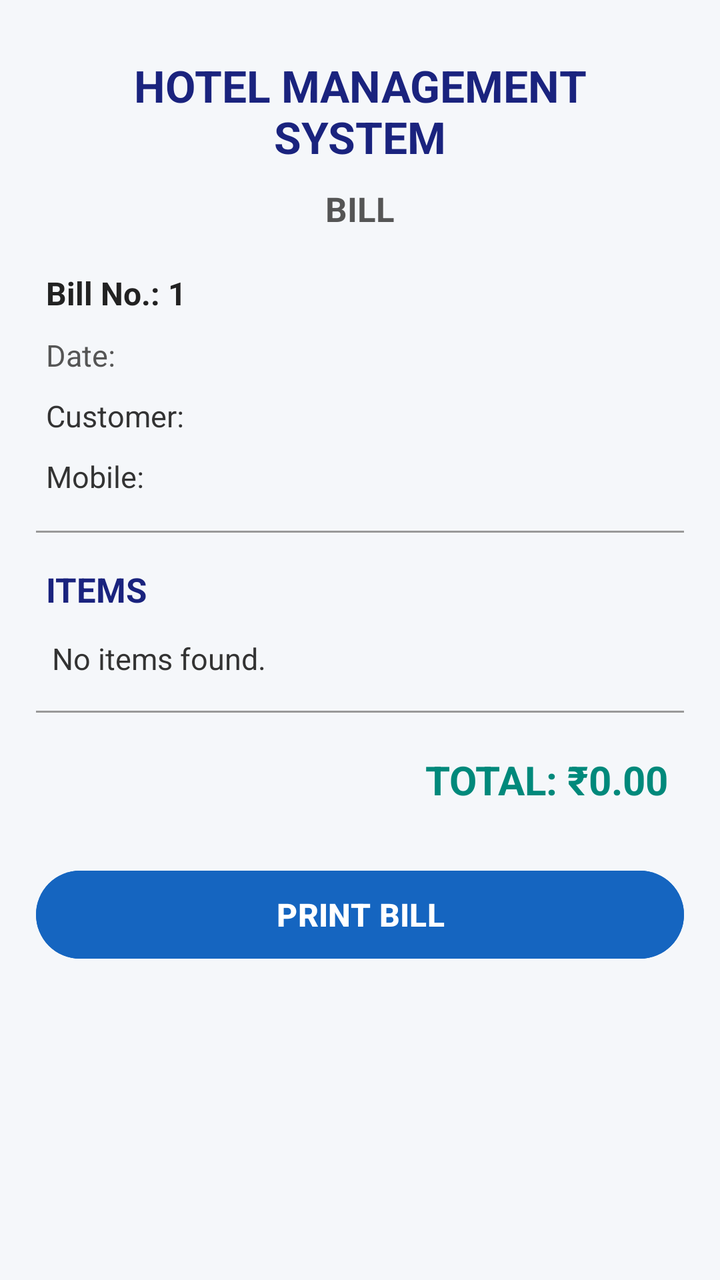
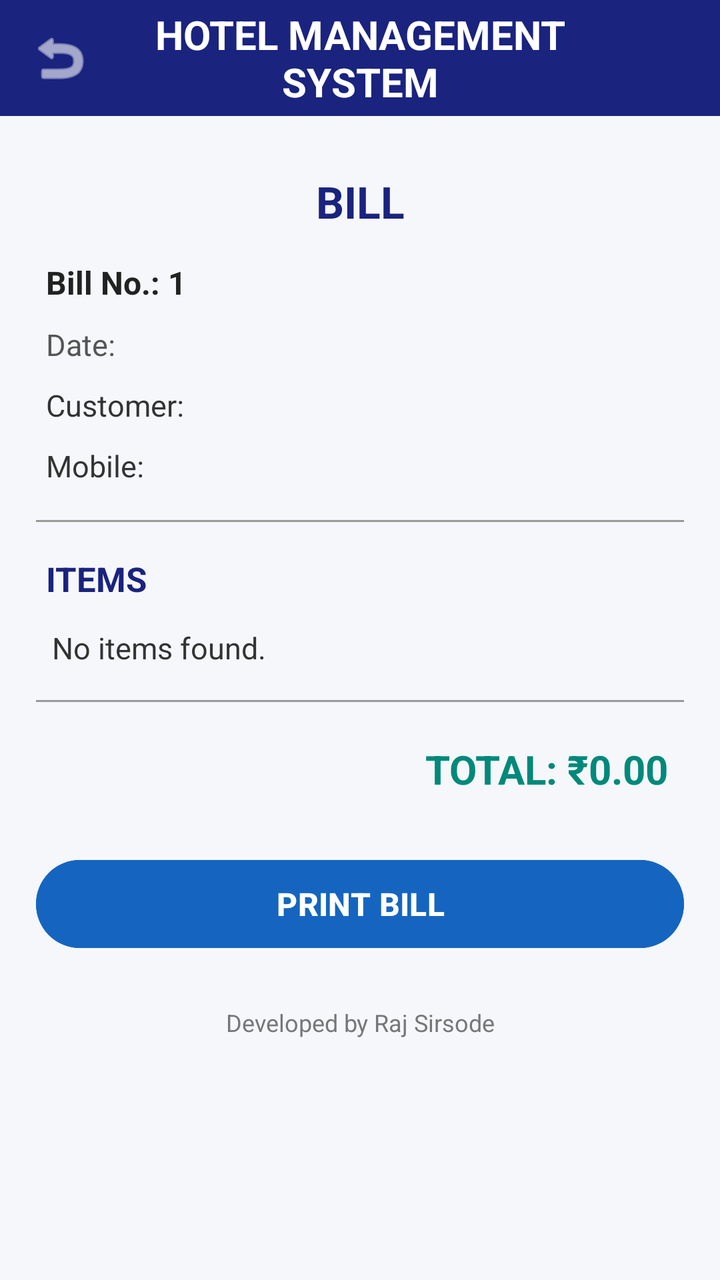

The first picture is an Android layout as it rendered before a commit; the second is the same layout after the commit. The layout source and the unified diff follow.
<!-- AndroidManifest.xml: application theme Theme.HotelManagementSystem -->
<!-- res/layout/activity_bill_details.xml -->
<?xml version="1.0" encoding="utf-8"?>
<ScrollView
    xmlns:android="http://schemas.android.com/apk/res/android"
    android:layout_width="match_parent"
    android:layout_height="match_parent"
    android:background="#F5F7FA">

    <LinearLayout
        android:layout_width="match_parent"
        android:layout_height="wrap_content"
        android:orientation="vertical"
        android:padding="18dp">


        

        <TextView
            android:layout_width="match_parent"
            android:layout_height="wrap_content"
            android:text="HOTEL MANAGEMENT SYSTEM"
            android:textColor="#1A237E"
            android:textSize="22sp"
            android:textStyle="bold"
            android:gravity="center"
            android:padding="10dp" />


        <TextView
            android:layout_width="match_parent"
            android:layout_height="wrap_content"
            android:text="BILL"
            android:textColor="#555555"
            android:textSize="17sp"
            android:textStyle="bold"
            android:gravity="center"
            android:paddingBottom="15dp" />


        

        <TextView
            android:id="@+id/tvBillNo"
            android:layout_width="match_parent"
            android:layout_height="wrap_content"
            android:text="Bill No.: 1"
            android:textSize="16sp"
            android:textStyle="bold"
            android:textColor="#222222"
            android:padding="5dp" />


        

        <TextView
            android:id="@+id/tvBillDate"
            android:layout_width="match_parent"
            android:layout_height="wrap_content"
            android:text="Date:"
            android:textSize="15sp"
            android:textColor="#555555"
            android:padding="5dp" />


        

        <TextView
            android:id="@+id/tvCustomerName"
            android:layout_width="match_parent"
            android:layout_height="wrap_content"
            android:text="Customer:"
            android:textSize="15sp"
            android:textColor="#333333"
            android:padding="5dp" />


        

        <TextView
            android:id="@+id/tvMobileNo"
            android:layout_width="match_parent"
            android:layout_height="wrap_content"
            android:text="Mobile:"
            android:textSize="15sp"
            android:textColor="#333333"
            android:padding="5dp" />


        

        <View
            android:layout_width="match_parent"
            android:layout_height="1dp"
            android:background="#999999"
            android:layout_marginTop="12dp"
            android:layout_marginBottom="12dp" />


        

        <TextView
            android:layout_width="match_parent"
            android:layout_height="wrap_content"
            android:text="ITEMS"
            android:textSize="17sp"
            android:textStyle="bold"
            android:textColor="#1A237E"
            android:padding="5dp" />


        

        <TextView
            android:id="@+id/tvBillItems"
            android:layout_width="match_parent"
            android:layout_height="wrap_content"
            android:text="No items found."
            android:textSize="15sp"
            android:textColor="#333333"
            android:padding="8dp" />


        

        <View
            android:layout_width="match_parent"
            android:layout_height="1dp"
            android:background="#999999"
            android:layout_marginTop="8dp"
            android:layout_marginBottom="12dp" />


        

        <TextView
            android:id="@+id/tvBillTotal"
            android:layout_width="match_parent"
            android:layout_height="wrap_content"
            android:text="TOTAL: ₹0.00"
            android:textSize="20sp"
            android:textStyle="bold"
            android:textColor="#00897B"
            android:gravity="end"
            android:padding="8dp" />


        

        <Button
            android:id="@+id/btnPrintBill"
            android:layout_width="match_parent"
            android:layout_height="52dp"
            android:text="PRINT BILL"
            android:textSize="16sp"
            android:textStyle="bold"
            android:textColor="#FFFFFF"
            android:backgroundTint="#1565C0"
            android:layout_marginTop="20dp" />

    </LinearLayout>

</ScrollView>
<!-- resources referenced by this layout -->
<resources>
  <style name="Theme.HotelManagementSystem" parent="Base.Theme.HotelManagementSystem" />
  <style name="Base.Theme.HotelManagementSystem" parent="Theme.Material3.DayNight.NoActionBar">
          
          
      </style>
</resources>

<!-- the commit's change to res/layout/activity_bill_details.xml (unified diff, before → after) -->
@@ -1,161 +1,223 @@
 <?xml version="1.0" encoding="utf-8"?>
-<ScrollView
+<androidx.constraintlayout.widget.ConstraintLayout
     xmlns:android="http://schemas.android.com/apk/res/android"
+    xmlns:app="http://schemas.android.com/apk/res-auto"
     android:layout_width="match_parent"
     android:layout_height="match_parent"
     android:background="#F5F7FA">
 
+
+    
+
     <LinearLayout
-        android:layout_width="match_parent"
-        android:layout_height="wrap_content"
-        android:orientation="vertical"
-        android:padding="18dp">
-
+        android:id="@+id/billDetailsToolbar"
+        android:layout_width="0dp"
+        android:layout_height="58dp"
+        android:orientation="horizontal"
+        android:gravity="center_vertical"
+        android:background="#1A237E"
+        app:layout_constraintTop_toTopOf="parent"
+        app:layout_constraintStart_toStartOf="parent"
+        app:layout_constraintEnd_toEndOf="parent">
 
         
 
+        <androidx.appcompat.widget.AppCompatImageButton
+            android:id="@+id/btnBack"
+            android:layout_width="52dp"
+            android:layout_height="52dp"
+            android:layout_marginStart="4dp"
+            android:background="?attr/selectableItemBackgroundBorderless"
+            android:src="@android:drawable/ic_menu_revert"
+            android:tint="#FFFFFF"
+            android:contentDescription="Back" />
+
+
+        
+
         <TextView
+            android:layout_width="0dp"
+            android:layout_height="match_parent"
+            android:layout_weight="1"
+            android:gravity="center"
+            android:text="HOTEL MANAGEMENT SYSTEM"
+            android:textColor="#FFFFFF"
+            android:textSize="20sp"
+            android:textStyle="bold" />
+
+
+        
+
+        <View
+            android:layout_width="56dp"
+            android:layout_height="match_parent" />
+
+    </LinearLayout>
+
+
+    
+
+    <ScrollView
+        android:layout_width="0dp"
+        android:layout_height="0dp"
+        android:fillViewport="true"
+        android:clipToPadding="false"
+        app:layout_constraintTop_toBottomOf="@id/billDetailsToolbar"
+        app:layout_constraintBottom_toBottomOf="parent"
+        app:layout_constraintStart_toStartOf="parent"
+        app:layout_constraintEnd_toEndOf="parent">
+
+
+        <LinearLayout
             android:layout_width="match_parent"
             android:layout_height="wrap_content"
-            android:text="HOTEL MANAGEMENT SYSTEM"
-            android:textColor="#1A237E"
-            android:textSize="22sp"
-            android:textStyle="bold"
-            android:gravity="center"
-            android:padding="10dp" />
-
-
-        <TextView
-            android:layout_width="match_parent"
-            android:layout_height="wrap_content"
-            android:text="BILL"
-            android:textColor="#555555"
-            android:textSize="17sp"
-            android:textStyle="bold"
-            android:gravity="center"
-            android:paddingBottom="15dp" />
-
-
-        
-
-        <TextView
-            android:id="@+id/tvBillNo"
-            android:layout_width="match_parent"
-            android:layout_height="wrap_content"
-            android:text="Bill No.: 1"
-            android:textSize="16sp"
-            android:textStyle="bold"
-            android:textColor="#222222"
-            android:padding="5dp" />
-
-
-        
-
-        <TextView
-            android:id="@+id/tvBillDate"
-            android:layout_width="match_parent"
-            android:layout_height="wrap_content"
-            android:text="Date:"
-            android:textSize="15sp"
-            android:textColor="#555555"
-            android:padding="5dp" />
-
-
-        
-
-        <TextView
-            android:id="@+id/tvCustomerName"
-            android:layout_width="match_parent"
-            android:layout_height="wrap_content"
-            android:text="Customer:"
-            android:textSize="15sp"
-            android:textColor="#333333"
-            android:padding="5dp" />
-
-
-        
-
-        <TextView
-            android:id="@+id/tvMobileNo"
-            android:layout_width="match_parent"
-            android:layout_height="wrap_content"
-            android:text="Mobile:"
-            android:textSize="15sp"
-            android:textColor="#333333"
-            android:padding="5dp" />
-
-
-        
-
-        <View
-            android:layout_width="match_parent"
-            android:layout_height="1dp"
-            android:background="#999999"
-            android:layout_marginTop="12dp"
-            android:layout_marginBottom="12dp" />
-
-
-        
-
-        <TextView
-            android:layout_width="match_parent"
-            android:layout_height="wrap_content"
-            android:text="ITEMS"
-            android:textSize="17sp"
-            android:textStyle="bold"
-            android:textColor="#1A237E"
-            android:padding="5dp" />
-
-
-        
-
-        <TextView
-            android:id="@+id/tvBillItems"
-            android:layout_width="match_parent"
-            android:layout_height="wrap_content"
-            android:text="No items found."
-            android:textSize="15sp"
-            android:textColor="#333333"
-            android:padding="8dp" />
-
-
-        
-
-        <View
-            android:layout_width="match_parent"
-            android:layout_height="1dp"
-            android:background="#999999"
-            android:layout_marginTop="8dp"
-            android:layout_marginBottom="12dp" />
-
-
-        
-
-        <TextView
-            android:id="@+id/tvBillTotal"
-            android:layout_width="match_parent"
-            android:layout_height="wrap_content"
-            android:text="TOTAL: ₹0.00"
-            android:textSize="20sp"
-            android:textStyle="bold"
-            android:textColor="#00897B"
-            android:gravity="end"
-            android:padding="8dp" />
-
-
-        
-
-        <Button
-            android:id="@+id/btnPrintBill"
-            android:layout_width="match_parent"
-            android:layout_height="52dp"
-            android:text="PRINT BILL"
-            android:textSize="16sp"
-            android:textStyle="bold"
-            android:textColor="#FFFFFF"
-            android:backgroundTint="#1565C0"
-            android:layout_marginTop="20dp" />
-
-    </LinearLayout>
-
-</ScrollView>
+            android:orientation="vertical"
+            android:padding="18dp">
+
+
+            
+
+            <TextView
+                android:layout_width="match_parent"
+                android:layout_height="wrap_content"
+                android:text="BILL"
+                android:textColor="#1A237E"
+                android:textSize="22sp"
+                android:textStyle="bold"
+                android:gravity="center"
+                android:padding="10dp" />
+
+
+
+
+
+            
+
+            <TextView
+                android:id="@+id/tvBillNo"
+                android:layout_width="match_parent"
+                android:layout_height="wrap_content"
+                android:text="Bill No.: 1"
+                android:textSize="16sp"
+                android:textStyle="bold"
+                android:textColor="#222222"
+                android:padding="5dp" />
+
+
+            <TextView
+                android:id="@+id/tvBillDate"
+                android:layout_width="match_parent"
+                android:layout_height="wrap_content"
+                android:text="Date:"
+                android:textSize="15sp"
+                android:textColor="#555555"
+                android:padding="5dp" />
+
+
+            <TextView
+                android:id="@+id/tvCustomerName"
+                android:layout_width="match_parent"
+                android:layout_height="wrap_content"
+                android:text="Customer:"
+                android:textSize="15sp"
+                android:textColor="#333333"
+                android:padding="5dp" />
+
+
+            <TextView
+                android:id="@+id/tvMobileNo"
+                android:layout_width="match_parent"
+                android:layout_height="wrap_content"
+                android:text="Mobile:"
+                android:textSize="15sp"
+                android:textColor="#333333"
+                android:padding="5dp" />
+
+
+            
+
+            <View
+                android:layout_width="match_parent"
+                android:layout_height="1dp"
+                android:background="#999999"
+                android:layout_marginTop="12dp"
+                android:layout_marginBottom="12dp" />
+
+
+            
+
+            <TextView
+                android:layout_width="match_parent"
+                android:layout_height="wrap_content"
+                android:text="ITEMS"
+                android:textSize="17sp"
+                android:textStyle="bold"
+                android:textColor="#1A237E"
+                android:padding="5dp" />
+
+
+            <TextView
+                android:id="@+id/tvBillItems"
+                android:layout_width="match_parent"
+                android:layout_height="wrap_content"
+                android:text="No items found."
+                android:textSize="15sp"
+                android:textColor="#333333"
+                android:padding="8dp" />
+
+
+            
+
+            <View
+                android:layout_width="match_parent"
+                android:layout_height="1dp"
+                android:background="#999999"
+                android:layout_marginTop="8dp"
+                android:layout_marginBottom="12dp" />
+
+
+            
+
+            <TextView
+                android:id="@+id/tvBillTotal"
+                android:layout_width="match_parent"
+                android:layout_height="wrap_content"
+                android:text="TOTAL: ₹0.00"
+                android:textSize="20sp"
+                android:textStyle="bold"
+                android:textColor="#00897B"
+                android:gravity="end"
+                android:padding="8dp" />
+
+
+            
+
+            <Button
+                android:id="@+id/btnPrintBill"
+                android:layout_width="match_parent"
+                android:layout_height="52dp"
+                android:text="PRINT BILL"
+                android:textSize="16sp"
+                android:textStyle="bold"
+                android:textColor="#FFFFFF"
+                android:backgroundTint="#1565C0"
+                android:layout_marginTop="20dp" />
+
+
+            
+
+            <TextView
+                android:layout_width="match_parent"
+                android:layout_height="wrap_content"
+                android:text="Developed by Raj Sirsode"
+                android:textColor="#777777"
+                android:textSize="12sp"
+                android:gravity="center"
+                android:layout_marginTop="25dp"
+                android:layout_marginBottom="10dp" />
+
+        </LinearLayout>
+
+    </ScrollView>
+
+</androidx.constraintlayout.widget.ConstraintLayout>
